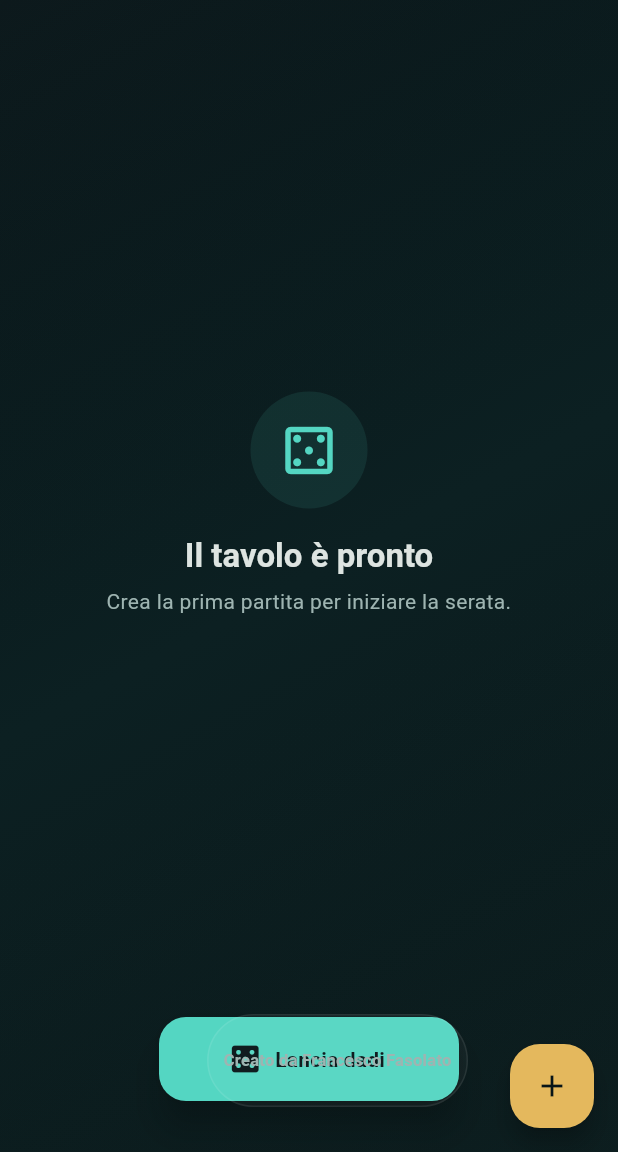
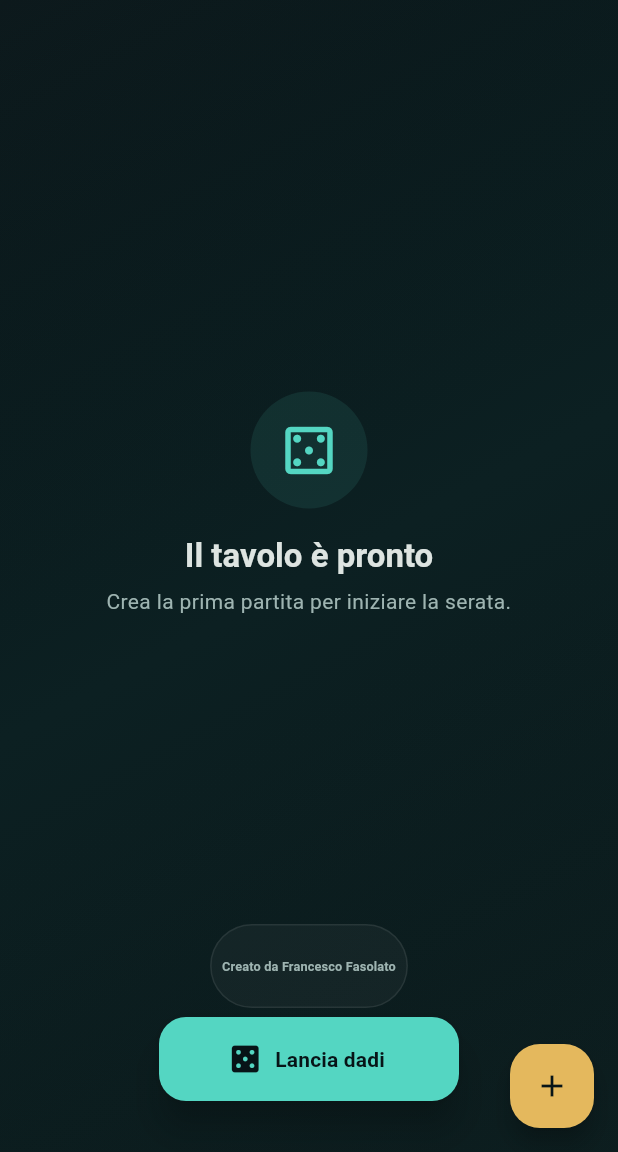
Before and after one commit to portr404/boardgameplayer-web, a Flutter app: the screen it shows once a user with an empty profile is signed in, on a phone screen of 412 x 824 dp, the part 84-1236 px from its top. Run offline on Flutter 3.47's test engine with Material 3 defaults, Android fonts, the light colour scheme and no system bars; our stand-ins replace cloud_firestore, drift, drift_flutter, firebase_auth, firebase_core, shared_preferences; accounts and stored records are empty; Roboto replaces fonts that are missing (Trebuchet MS).

Commit message:
Refine mobile credits footer spacing

```diff
--- a/lib/main.dart
+++ b/lib/main.dart
@@ -628,7 +628,9 @@ class LanguagePicker extends StatelessWidget {
 }
 
 class CreditsFooter extends StatelessWidget {
-  const CreditsFooter({super.key});
+  const CreditsFooter({super.key, this.compact = false});
+
+  final bool compact;
 
   Future<void> _openContactEmail() async {
     final String subject = Uri.encodeComponent(
@@ -646,8 +648,17 @@ class CreditsFooter extends StatelessWidget {
   @override
   Widget build(BuildContext context) {
     final AppStrings strings = AppStrings.of(context);
-    return Container(
-      padding: const EdgeInsets.symmetric(horizontal: 10, vertical: 6),
+    final double textSize = compact ? 8.5 : 11;
+    final double verticalPadding = compact ? 3 : 6;
+    final double horizontalPadding = compact ? 7 : 10;
+
+    return ConstrainedBox(
+      constraints: BoxConstraints(maxWidth: compact ? 200 : 260),
+      child: Container(
+        padding: EdgeInsets.symmetric(
+          horizontal: horizontalPadding,
+          vertical: verticalPadding,
+        ),
         decoration: BoxDecoration(
           color: Colors.white.withValues(alpha: 0.035),
           borderRadius: BorderRadius.circular(999),
@@ -661,15 +672,22 @@ class CreditsFooter extends StatelessWidget {
             style: TextButton.styleFrom(
               foregroundColor: AppDesign.textMuted,
               padding: EdgeInsets.zero,
-            minimumSize: const Size(52, 26),
+              minimumSize: Size(52, compact ? 20 : 26),
               tapTargetSize: MaterialTapTargetSize.padded,
-            textStyle: const TextStyle(
-              fontSize: 11,
-              letterSpacing: 0.2,
+              textStyle: TextStyle(
+                fontSize: textSize,
+                letterSpacing: compact ? 0.1 : 0.2,
                 fontWeight: FontWeight.w600,
               ),
             ),
-          child: Text(strings.text('contact')),
+            child: Text(
+              strings.text('contact'),
+              textAlign: TextAlign.center,
+              maxLines: compact ? 2 : 1,
+              softWrap: true,
+              overflow: TextOverflow.visible,
+            ),
+          ),
         ),
       ),
     );
@@ -2049,6 +2067,8 @@ class _GamesPageState extends State<GamesPage> with WidgetsBindingObserver {
   @override
   Widget build(BuildContext context) {
     final AppStrings strings = AppStrings.of(context);
+    final Size screenSize = MediaQuery.sizeOf(context);
+    final bool isCompactMobile = screenSize.width < 420;
     return Scaffold(
       backgroundColor: AppDesign.canvas,
       appBar: AppBar(
@@ -2222,7 +2242,19 @@ class _GamesPageState extends State<GamesPage> with WidgetsBindingObserver {
                         ),
                       ),
                     ),
-                    Positioned(right: 100, bottom: 30, child: CreditsFooter()),
+                    if (isCompactMobile)
+                      Positioned(
+                        left: 12,
+                        right: 12,
+                        bottom: 96,
+                        child: Center(child: CreditsFooter(compact: true)),
+                      )
+                    else
+                      Positioned(
+                        right: 100,
+                        bottom: 30,
+                        child: CreditsFooter(),
+                      ),
                   ],
                 ),
         ),
```
Lines whose indentation alone changed are shown as unchanged.
